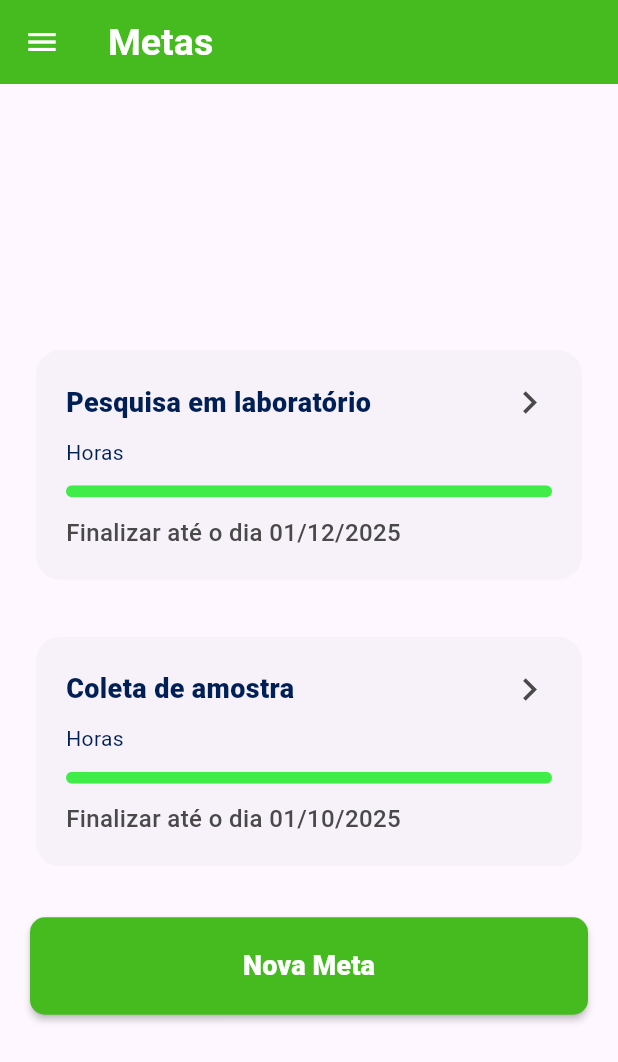
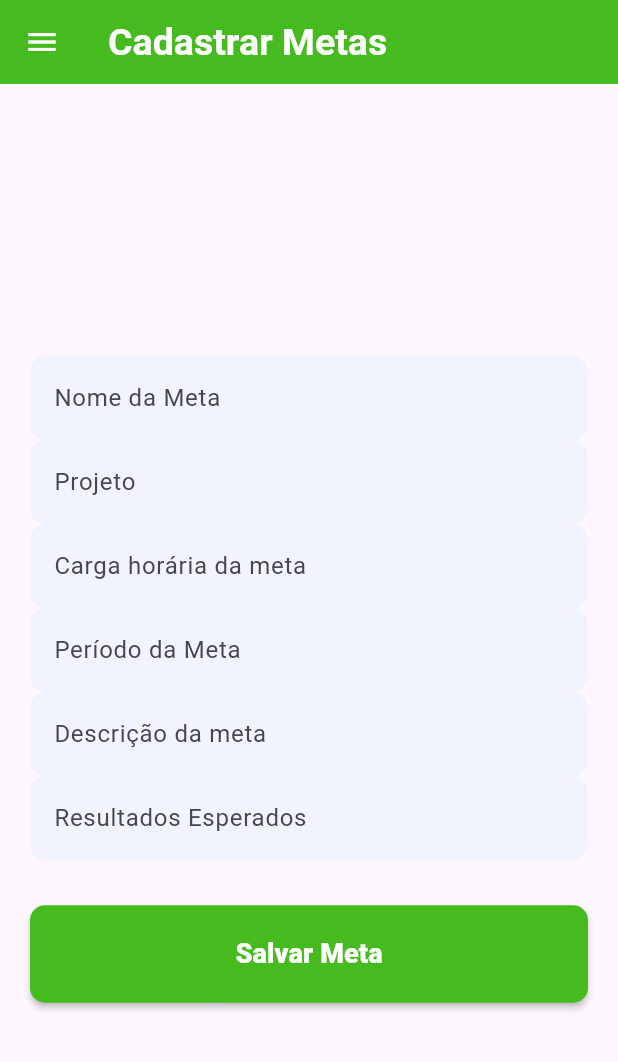
Before and after one commit to cristianvitor01/pdm_projeto_pesquisa, a Flutter app: the MetasPage screen opened by its route, after a tap on "Nova Meta", on a phone screen of 412 x 824 dp. Shown: the top 1062 px of the screen. Run offline on Flutter 3.47's test engine with Material 3 defaults, Android fonts, the phone set to English and light mode, and no system bars; our stand-ins replace get.

Commit message:
adicionado tela de cadastrar metas

```diff
--- a/lib/routers/pages.dart
+++ b/lib/routers/pages.dart
@@ -1,4 +1,5 @@
 import 'package:get/get.dart';
+import 'package:pdm_projeto_pesquisa/screens/cadastrar_metas.dart';
 import 'package:pdm_projeto_pesquisa/screens/create_account.dart';
 import 'package:pdm_projeto_pesquisa/screens/login_screen.dart';
 import 'package:pdm_projeto_pesquisa/screens/metas_page.dart';
@@ -9,5 +10,6 @@ class AppPages {
     GetPage(name: Routes.INITIAL, page: () => LoginScreen()),
     GetPage(name: Routes.HOME, page: () => const MetasPage()),
     GetPage(name: Routes.CREATE_ACCOUNT, page: () => CreateAccount()),
+    GetPage(name: Routes.CREATE_META, page: () => CadastrarMetas()),
   ];
 }
--- a/lib/routers/routers.dart
+++ b/lib/routers/routers.dart
@@ -4,4 +4,5 @@ abstract class Routes {
   static const INITIAL = '/';
   static const HOME = '/home';
   static const CREATE_ACCOUNT = '/create_account';
+  static const CREATE_META = '/create_meta';
 }
--- a/lib/screens/cadastrar_metas.dart
+++ b/lib/screens/cadastrar_metas.dart
@@ -0,0 +1,75 @@
+import 'package:flutter/material.dart';
+import 'package:pdm_projeto_pesquisa/utils/app_colors.dart';
+import 'package:pdm_projeto_pesquisa/widgets/app_drawer.dart';
+import 'package:pdm_projeto_pesquisa/widgets/elevatedbuttom.dart';
+import 'package:pdm_projeto_pesquisa/widgets/textfieldcustom.dart';
+
+class CadastrarMetas extends StatelessWidget {
+  const CadastrarMetas({super.key});
+
+  @override
+  Widget build(BuildContext context) {
+    return Scaffold(
+      appBar: AppBar(
+        title: const Text('Cadastrar Metas', style: TextStyle(color: AppColors.white)),
+        backgroundColor: AppColors.green,
+      ),
+      drawer: const AppDrawer(),
+      body: SingleChildScrollView(
+        child: ConstrainedBox(
+          constraints: BoxConstraints(
+            minHeight: MediaQuery.of(context).size.height,
+          ),
+          child: IntrinsicHeight(
+            child: Padding(
+              padding: const EdgeInsets.symmetric(horizontal: 20.0),
+              child: Column(
+                mainAxisAlignment: MainAxisAlignment.center,
+                crossAxisAlignment: CrossAxisAlignment.start,
+                children: [
+                  // Campo de e-mail
+                  CustomTextField(
+                    hintText: 'Nome da Meta',
+                    keyboardType: TextInputType.text,
+                  ),
+                  CustomTextField(
+                    hintText: 'Projeto',
+                    keyboardType: TextInputType.text,
+                  ),
+                  CustomTextField(
+                    hintText: 'Carga horária da meta',
+                    keyboardType: TextInputType.text,
+                  ),
+                  CustomTextField(
+                    hintText: 'Período da Meta',
+                    keyboardType: TextInputType.text,
+                  ),
+                  CustomTextField(
+                    hintText: 'Descrição da meta',
+                    keyboardType: TextInputType.text,
+                  ),
+                  CustomTextField(
+                    hintText: 'Resultados Esperados',
+                    keyboardType: TextInputType.text,
+                  ),
+                  const SizedBox(height: 30),
+
+                  // Botão de login
+                  CustomElevatedButton(
+                    text: 'Salvar Meta',
+                    onPressed: () {
+                      // Get.toNamed(Routes.HOME);
+                      debugPrint('entrar pressionado');
+                    },
+                  ),
+
+                  const SizedBox(height: 30),
+                ],
+              ),
+            ),
+          ),
+        ),
+      ),
+    );
+  }
+}
--- a/lib/screens/metas_page.dart
+++ b/lib/screens/metas_page.dart
@@ -3,6 +3,10 @@ import 'package:pdm_projeto_pesquisa/utils/app_colors.dart';
 import 'package:pdm_projeto_pesquisa/widgets/app_drawer.dart';
 import 'package:pdm_projeto_pesquisa/widgets/card_meta.dart';
 import 'package:pdm_projeto_pesquisa/widgets/elevatedbuttom.dart';
+import 'package:pdm_projeto_pesquisa/routers/pages.dart';
+import 'package:get/get.dart';
+
+
 
 class MetasPage extends StatelessWidget {
   const MetasPage({super.key});
@@ -53,7 +57,7 @@ class MetasPage extends StatelessWidget {
                   CustomElevatedButton(
                     text: 'Nova Meta',
                     onPressed: () {
-                      // Get.toNamed(Routes.HOME);
+                      Get.toNamed(Routes.CREATE_META);
                       debugPrint('entrar pressionado');
                     },
                   ),
```
